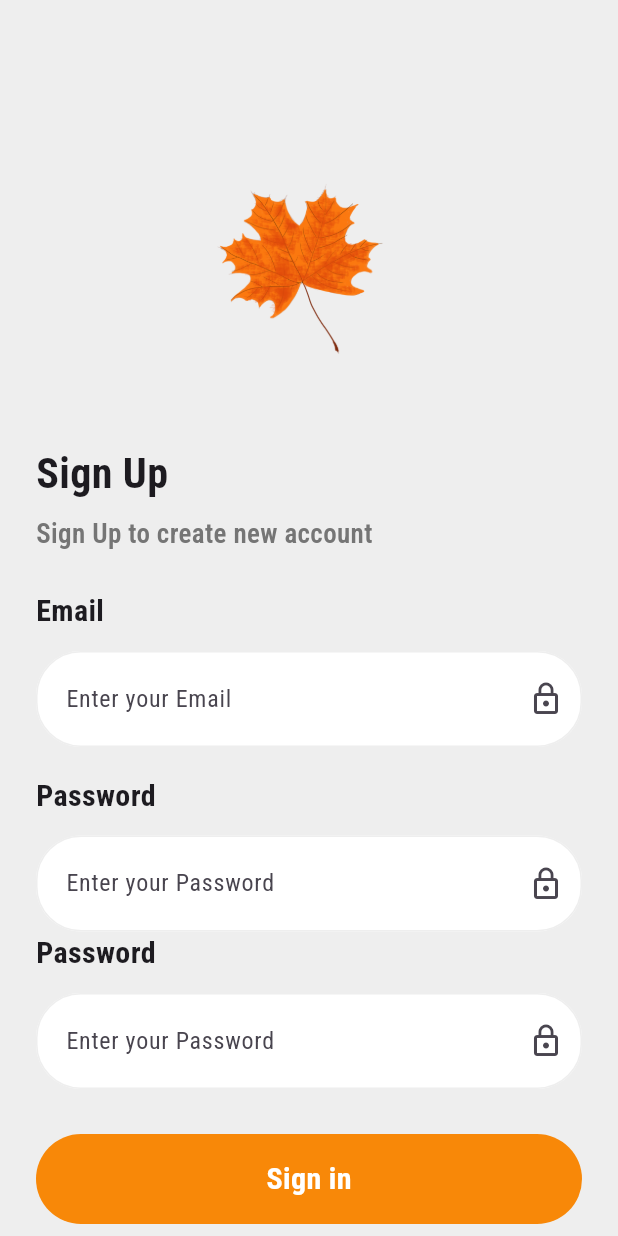
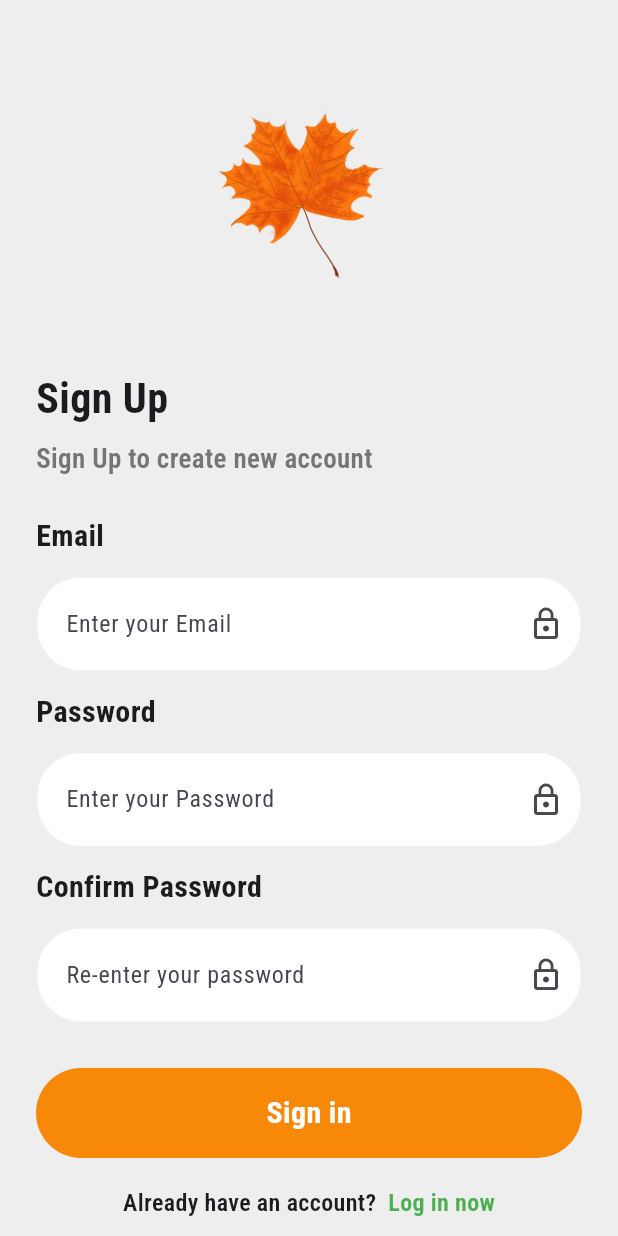
Before and after one commit to WaleedAlsafari/flutter_auth, a Flutter app: the screen it shows after launch, after a tap on "Sign in", after a tap on "Sign up now", on a phone screen of 412 x 824 dp. Run offline on Flutter 3.47's test engine with Material 3 defaults, Android fonts, the phone set to English and light mode, and no system bars; our stand-ins replace firebase_auth, firebase_core, google_fonts; accounts and stored records are empty; network calls fail.

Commit message:
new commit

```diff
--- a/lib/Auth.dart
+++ b/lib/Auth.dart
@@ -3,8 +3,25 @@ import 'package:flutter/material.dart';
 import 'package:flutter_auth/screens/home_screen.dart';
 import 'package:flutter_auth/screens/sign_in_screen.dart';
 
-class Auth extends StatelessWidget {
+class Auth extends StatefulWidget {
   const Auth({super.key});
+
+  @override
+  State<Auth> createState() => _AuthState();
+}
+
+class _AuthState extends State<Auth> {
+  @override
+  void initState() {
+    FirebaseAuth.instance.authStateChanges().listen((User? user) {
+      if (user == null) {
+        print('User is currently signed out!');
+      } else {
+        print('User is signed in!');
+      }
+    });
+    super.initState();
+  }
 
   @override
   Widget build(BuildContext context) {
--- a/lib/main.dart
+++ b/lib/main.dart
@@ -3,6 +3,7 @@ import 'package:flutter/material.dart';
 import 'package:firebase_core/firebase_core.dart';
 import 'package:flutter_auth/Auth.dart';
 import 'package:flutter_auth/screens/home_screen.dart';
+import 'package:flutter_auth/screens/resetPass_screen.dart';
 import 'package:flutter_auth/screens/sign_in_screen.dart';
 import 'package:flutter_auth/screens/sign_up_screen.dart';
 
@@ -29,6 +30,7 @@ class myApp extends StatelessWidget {
         'homeScreen': (context) => const HomeScreen(),
         'signInScreen': (context) => const SigninScreen(),
         'signUpScreen': (context) => const SignupScreen(),
+        'resetPassScreen': (context) => const ResetPassScreen(),
       },
     );
   }
--- a/lib/screens/sign_in_screen.dart
+++ b/lib/screens/sign_in_screen.dart
@@ -12,6 +12,10 @@ class SigninScreen extends StatefulWidget {
 class _SigninScreenState extends State<SigninScreen> {
   var _emailController = TextEditingController();
   var _passwordController = TextEditingController();
+
+  void _resetPass() {
+    Navigator.of(context).pushNamed('resetPassScreen');
+  }
 
   bool _isLoading = false;
 
@@ -100,13 +104,18 @@ class _SigninScreenState extends State<SigninScreen> {
                         hintStyle: GoogleFonts.robotoCondensed(),
                         border: const OutlineInputBorder(
                             borderSide: BorderSide(),
-                          borderRadius: BorderRadius.all(Radius.circular(30))),
+                            borderRadius:
+                                BorderRadius.all(Radius.circular(30))),
                         enabledBorder: const OutlineInputBorder(
                             borderSide: BorderSide(
                               color: Color.fromARGB(255, 238, 238, 238),
                             ),
-                          borderRadius: BorderRadius.all(Radius.circular(30))),
-                    ),
+                            borderRadius:
+                                BorderRadius.all(Radius.circular(30))),
+                        focusedBorder: OutlineInputBorder(
+                            borderRadius: BorderRadius.circular(30),
+                            borderSide: const BorderSide(
+                                color: Color.fromARGB(255, 248, 136, 8)))),
                   ),
                   const SizedBox(
                     height: 18,
@@ -121,6 +130,7 @@ class _SigninScreenState extends State<SigninScreen> {
                   ),
                   TextField(
                     controller: _passwordController,
+                    obscureText: true,
                     decoration: InputDecoration(
                         contentPadding: const EdgeInsets.symmetric(
                             horizontal: 16, vertical: 20),
@@ -130,14 +140,35 @@ class _SigninScreenState extends State<SigninScreen> {
                         hintText: 'Enter your Password',
                         hintStyle: GoogleFonts.robotoCondensed(),
                         border: const OutlineInputBorder(
-                          borderRadius: BorderRadius.all(Radius.circular(30))),
+                            borderRadius:
+                                BorderRadius.all(Radius.circular(30))),
                         enabledBorder: const OutlineInputBorder(
                             borderSide: BorderSide(
                               color: Color.fromARGB(255, 238, 238, 238),
                             ),
-                          borderRadius: BorderRadius.all(Radius.circular(30))),
+                            borderRadius:
+                                BorderRadius.all(Radius.circular(30))),
+                        focusedBorder: OutlineInputBorder(
+                            borderRadius: BorderRadius.circular(30),
+                            borderSide: const BorderSide(
+                                color: Color.fromARGB(255, 248, 136, 8)))),
+                  ),
+                  Row(
+                    mainAxisAlignment: MainAxisAlignment.end,
+                    children: [
+                      Padding(
+                        padding: const EdgeInsets.only(top: 8, right: 8),
+                        child: GestureDetector(
+                          onTap: _resetPass,
+                          child: Text(
+                            'Reset your password',
+                            style: GoogleFonts.robotoCondensed(
+                                fontSize: 16, fontWeight: FontWeight.w500),
                           ),
                         ),
+                      )
+                    ],
+                  )
                 ],
               ),
             ),
@@ -169,7 +200,7 @@ class _SigninScreenState extends State<SigninScreen> {
               mainAxisAlignment: MainAxisAlignment.center,
               children: [
                 Text(
-                  'Not yet a member? ',
+                  'Not yet a member?  ',
                   style: GoogleFonts.robotoCondensed(
                       fontWeight: FontWeight.w600, fontSize: 16),
                 ),
--- a/lib/screens/sign_up_screen.dart
+++ b/lib/screens/sign_up_screen.dart
@@ -11,23 +11,59 @@ class SignupScreen extends StatefulWidget {
 
 class _SignupScreenState extends State<SignupScreen> {
   var _emailController = TextEditingController();
-  var _passwordController = TextEditingController();
+  var _passController = TextEditingController();
+  var _confirmPassController = TextEditingController();
 
   bool _isLoading = false;
 
-  Future signIn() async {
+  Future signUp() async {
+    if (isPassMatch()) {
       setState(() {
         _isLoading = true;
       });
-    await FirebaseAuth.instance.signInWithEmailAndPassword(
+      await FirebaseAuth.instance.createUserWithEmailAndPassword(
           email: _emailController.text.trim(),
-        password: _passwordController.text.trim());
+          password: _passController.text.trim());
+      Navigator.of(context).pushNamed('/');
+    } else {
+      var snackBar = SnackBar(
+        backgroundColor: Color.fromARGB(255, 147, 30, 30),
+        showCloseIcon: true,
+        closeIconColor: Colors.white,
+        content: Row(
+          children: [
+            const Icon(
+              Icons.report_problem_outlined,
+              color: Colors.white,
+            ),
+            const SizedBox(width: 10),
+            Text(
+              'Password doesn\'t match!',
+              style: GoogleFonts.robotoCondensed(
+                  color: Colors.white,
+                  fontSize: 16,
+                  fontWeight: FontWeight.w500),
+            )
+          ],
+        ),
+      );
+      ScaffoldMessenger.of(context).showSnackBar(snackBar);
+    }
+  }
+
+  bool isPassMatch() {
+    if (_passController.text == _confirmPassController.text) {
+      return true;
+    } else {
+      return false;
+    }
   }
 
   @override
   void dispose() {
     _emailController.dispose();
-    _passwordController.dispose();
+    _passController.dispose();
+    _confirmPassController.dispose();
     super.dispose();
   }
 
@@ -39,7 +75,7 @@ class _SignupScreenState extends State<SignupScreen> {
         child: ListView(
           children: [
             const SizedBox(
-              height: 100,
+              height: 50,
             ),
             Column(
               children: [
@@ -93,23 +129,28 @@ class _SignupScreenState extends State<SignupScreen> {
                     decoration: InputDecoration(
                         contentPadding: const EdgeInsets.symmetric(
                             horizontal: 16, vertical: 20),
-                      suffixIcon: Icon(Icons.lock_outline),
+                        suffixIcon: const Icon(Icons.lock_outline),
                         filled: true,
                         fillColor: Colors.white,
                         hintText: 'Enter your Email',
                         hintStyle: GoogleFonts.robotoCondensed(),
                         border: const OutlineInputBorder(
                             borderSide: BorderSide(),
-                          borderRadius: BorderRadius.all(Radius.circular(30))),
+                            borderRadius:
+                                BorderRadius.all(Radius.circular(30))),
                         enabledBorder: const OutlineInputBorder(
                             borderSide: BorderSide(
                               color: Color.fromARGB(255, 238, 238, 238),
                             ),
-                          borderRadius: BorderRadius.all(Radius.circular(30))),
-                    ),
+                            borderRadius:
+                                BorderRadius.all(Radius.circular(30))),
+                        focusedBorder: OutlineInputBorder(
+                            borderRadius: BorderRadius.circular(30),
+                            borderSide: const BorderSide(
+                                color: Color.fromARGB(255, 248, 136, 8)))),
                   ),
                   const SizedBox(
-                    height: 18,
+                    height: 12,
                   ),
                   Text(
                     'Password',
@@ -120,7 +161,8 @@ class _SignupScreenState extends State<SignupScreen> {
                     height: 12,
                   ),
                   TextField(
-                    controller: _passwordController,
+                    controller: _passController,
+                    obscureText: true,
                     decoration: InputDecoration(
                         contentPadding: const EdgeInsets.symmetric(
                             horizontal: 16, vertical: 20),
@@ -130,16 +172,24 @@ class _SignupScreenState extends State<SignupScreen> {
                         hintText: 'Enter your Password',
                         hintStyle: GoogleFonts.robotoCondensed(),
                         border: const OutlineInputBorder(
-                          borderRadius: BorderRadius.all(Radius.circular(30))),
+                            borderRadius:
+                                BorderRadius.all(Radius.circular(30))),
                         enabledBorder: const OutlineInputBorder(
                             borderSide: BorderSide(
                               color: Color.fromARGB(255, 238, 238, 238),
                             ),
-                          borderRadius: BorderRadius.all(Radius.circular(30))),
+                            borderRadius:
+                                BorderRadius.all(Radius.circular(30))),
+                        focusedBorder: OutlineInputBorder(
+                            borderRadius: BorderRadius.circular(30),
+                            borderSide: const BorderSide(
+                                color: Color.fromARGB(255, 248, 136, 8)))),
                   ),
+                  const SizedBox(
+                    height: 12,
                   ),
                   Text(
-                    'Password',
+                    'Confirm Password',
                     style: GoogleFonts.robotoCondensed(
                         fontSize: 20, fontWeight: FontWeight.w700),
                   ),
@@ -147,37 +197,43 @@ class _SignupScreenState extends State<SignupScreen> {
                     height: 12,
                   ),
                   TextField(
-                    controller: _passwordController,
+                    controller: _confirmPassController,
+                    obscureText: true,
                     decoration: InputDecoration(
                         contentPadding: const EdgeInsets.symmetric(
                             horizontal: 16, vertical: 20),
                         suffixIcon: const Icon(Icons.lock_outline),
                         filled: true,
                         fillColor: Colors.white,
-                      hintText: 'Enter your Password',
+                        hintText: 'Re-enter your password',
                         hintStyle: GoogleFonts.robotoCondensed(),
                         border: const OutlineInputBorder(
-                          borderRadius: BorderRadius.all(Radius.circular(30))),
+                            borderRadius:
+                                BorderRadius.all(Radius.circular(30))),
                         enabledBorder: const OutlineInputBorder(
                             borderSide: BorderSide(
                               color: Color.fromARGB(255, 238, 238, 238),
                             ),
-                          borderRadius: BorderRadius.all(Radius.circular(30))),
-                    ),
+                            borderRadius:
+                                BorderRadius.all(Radius.circular(30))),
+                        focusedBorder: OutlineInputBorder(
+                            borderRadius: BorderRadius.circular(30),
+                            borderSide: const BorderSide(
+                                color: Color.fromARGB(255, 248, 136, 8)))),
                   ),
                 ],
               ),
             ),
             GestureDetector(
-              onTap: signIn,
+              onTap: signUp,
               child: Container(
                 decoration: BoxDecoration(
                     borderRadius: BorderRadius.circular(30),
-                    color: Color.fromARGB(255, 248, 136, 8)),
+                    color: const Color.fromARGB(255, 248, 136, 8)),
                 alignment: Alignment.center,
                 width: double.infinity,
                 height: 60,
-                margin: EdgeInsets.fromLTRB(24, 30, 24, 18),
+                margin: const EdgeInsets.fromLTRB(24, 30, 24, 18),
                 padding: const EdgeInsets.symmetric(horizontal: 32),
                 child: _isLoading
                     ? const CircularProgressIndicator(
@@ -196,19 +252,26 @@ class _SignupScreenState extends State<SignupScreen> {
               mainAxisAlignment: MainAxisAlignment.center,
               children: [
                 Text(
-                  'Not yet a member? ',
+                  'Already have an account?  ',
                   style: GoogleFonts.robotoCondensed(
                       fontWeight: FontWeight.w600, fontSize: 16),
                 ),
-                Text(
-                  'Sign up now',
+                GestureDetector(
+                  onTap: () => Navigator.of(context)
+                      .pushReplacementNamed("signInScreen"),
+                  child: Text(
+                    'Log in now',
                     style: GoogleFonts.robotoCondensed(
                         color: Colors.green,
                         fontWeight: FontWeight.w600,
                         fontSize: 16),
+                  ),
                 )
               ],
-            )
+            ),
+            const SizedBox(
+              height: 20,
+            ),
           ],
         ),
       ),
```
Also changed, not shown: lib/screens/resetPass_screen.dart (added, +44 -0 lines). Lines whose indentation alone changed are shown as unchanged.
